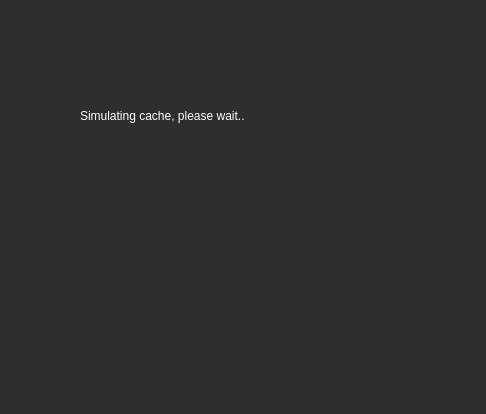
Qt form CacheSimulator/processing_window.ui (RoboticHuman/TheBigCacheOfByteWonderLand) before a commit.
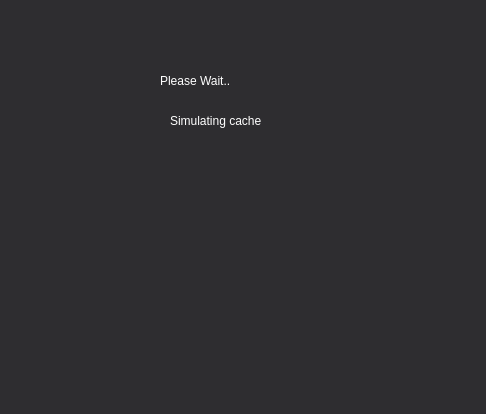
The same form after that commit. Icons and pictures are not drawn.

Patch:
```diff
--- a/CacheSimulator/processing_window.ui
+++ b/CacheSimulator/processing_window.ui
@@ -20,32 +20,49 @@
   <widget class="QLabel" name="label">
    <property name="geometry">
     <rect>
-     <x>80</x>
-     <y>100</y>
-     <width>301</width>
-     <height>31</height>
+     <x>160</x>
+     <y>60</y>
+     <width>171</width>
+     <height>41</height>
     </rect>
    </property>
    <property name="styleSheet">
     <string notr="true">color: rgb(255, 255, 255);</string>
    </property>
    <property name="text">
-    <string>Simulating cache, please wait..</string>
+    <string>Please Wait..</string>
    </property>
   </widget>
   <widget class="QLabel" name="label_2">
    <property name="geometry">
     <rect>
      <x>150</x>
-     <y>220</y>
-     <width>161</width>
-     <height>71</height>
+     <y>210</y>
+     <width>200</width>
+     <height>60</height>
     </rect>
    </property>
    <property name="text">
     <string>&lt;html&gt;&lt;head/&gt;&lt;body&gt;&lt;p&gt;&lt;img src=&quot;:/images/294.GIF&quot;/&gt;&lt;/p&gt;&lt;/body&gt;&lt;/html&gt;</string>
    </property>
   </widget>
+  <widget class="QLabel" name="label_3">
+   <property name="geometry">
+    <rect>
+     <x>170</x>
+     <y>100</y>
+     <width>151</width>
+     <height>41</height>
+    </rect>
+   </property>
+   <property name="styleSheet">
+    <string notr="true">font: 25 14pt &quot;.Lock Clock&quot;;
+color: rgb(255, 255, 255);</string>
+   </property>
+   <property name="text">
+    <string>Simulating cache</string>
+   </property>
+  </widget>
  </widget>
  <resources/>
  <connections/>
```
Left out of the diff: 2 changed lines with no effect on the pictures.
